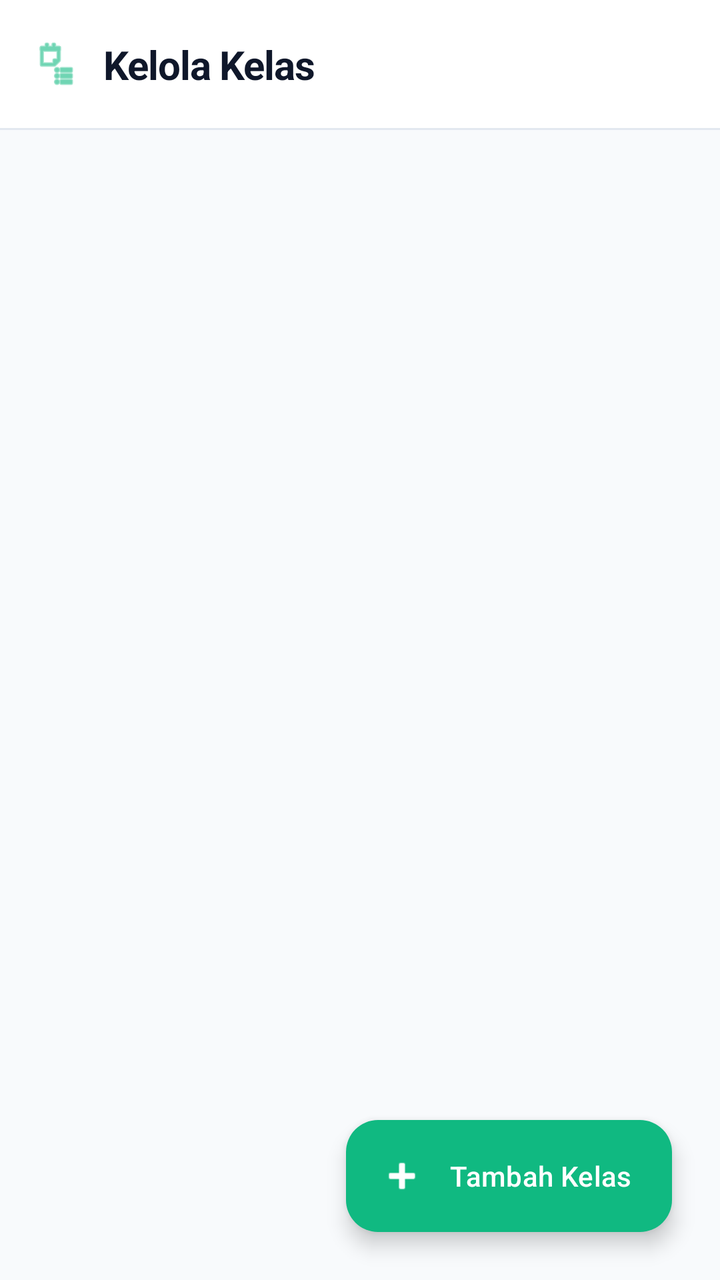
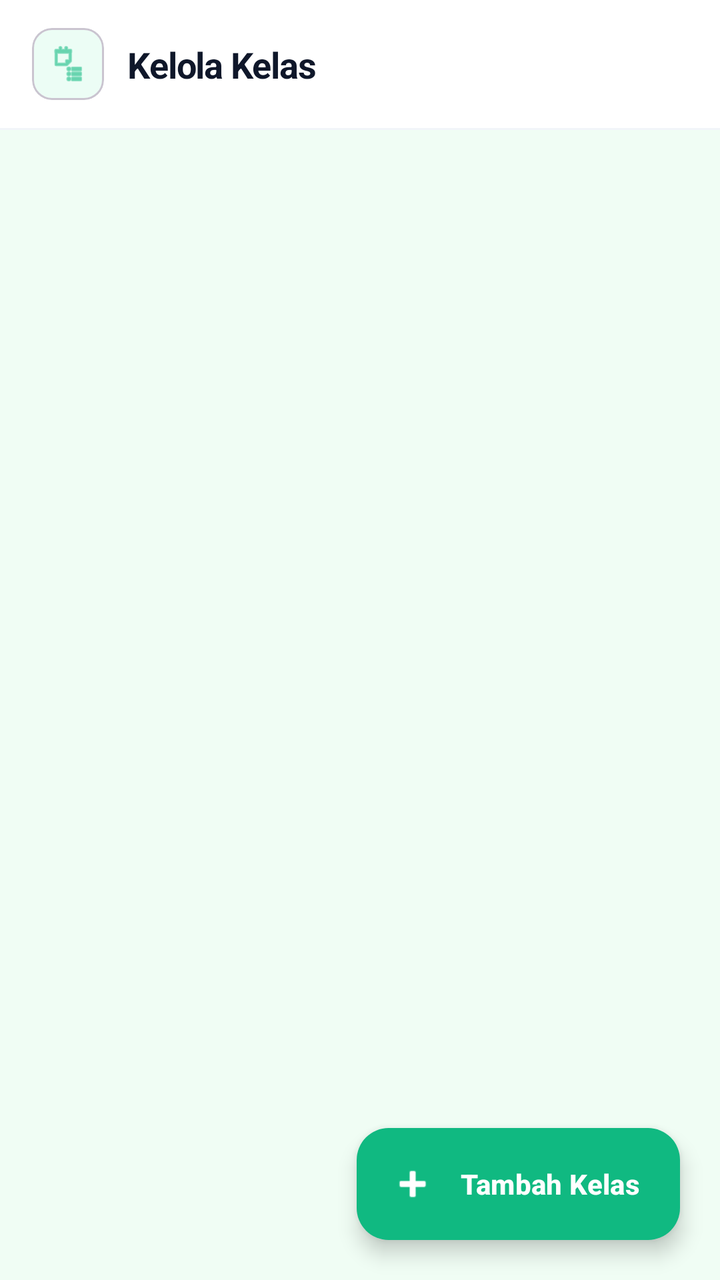

Before-and-after screenshots of an Android layout around one commit, followed by the original layout XML and the change that was made.
<!-- AndroidManifest.xml: application theme Theme.IFUnjaniExam -->
<!-- res/layout/activity_admin_manage_class.xml -->
<?xml version="1.0" encoding="utf-8"?>
<androidx.constraintlayout.widget.ConstraintLayout xmlns:android="http://schemas.android.com/apk/res/android"
    xmlns:app="http://schemas.android.com/apk/res-auto"
    android:layout_width="match_parent"
    android:layout_height="match_parent"
    android:background="#F8FAFC">

    <com.google.android.material.appbar.AppBarLayout
        android:id="@+id/appBarLayout"
        android:layout_width="match_parent"
        android:layout_height="wrap_content"
        app:elevation="0dp"
        android:background="#FFFFFF"
        app:layout_constraintTop_toTopOf="parent">

        <androidx.constraintlayout.widget.ConstraintLayout
            android:id="@+id/topBar"
            android:layout_width="match_parent"
            android:layout_height="?attr/actionBarSize">

            <ImageView
                android:id="@+id/ivIcon"
                android:layout_width="24dp"
                android:layout_height="24dp"
                android:layout_marginStart="16dp"
                android:src="@android:drawable/ic_menu_agenda"
                app:tint="#10B981"
                app:layout_constraintBottom_toBottomOf="parent"
                app:layout_constraintStart_toStartOf="parent"
                app:layout_constraintTop_toTopOf="parent" />

            <TextView
                android:id="@+id/tvHeaderTitle"
                android:layout_width="wrap_content"
                android:layout_height="wrap_content"
                android:layout_marginStart="12dp"
                android:text="Kelola Kelas"
                android:textColor="#0F172A"
                android:textSize="20sp"
                android:textStyle="bold"
                android:letterSpacing="-0.02"
                app:layout_constraintBottom_toBottomOf="parent"
                app:layout_constraintStart_toEndOf="@id/ivIcon"
                app:layout_constraintTop_toTopOf="parent" />
        </androidx.constraintlayout.widget.ConstraintLayout>

        <View
            android:layout_width="match_parent"
            android:layout_height="1dp"
            android:background="#E2E8F0" />
    </com.google.android.material.appbar.AppBarLayout>

    <androidx.recyclerview.widget.RecyclerView
        android:id="@+id/rvClasses"
        android:layout_width="match_parent"
        android:layout_height="0dp"
        android:paddingTop="8dp"
        android:paddingBottom="100dp"
        android:clipToPadding="false"
        app:layout_constraintTop_toBottomOf="@id/appBarLayout"
        app:layout_constraintBottom_toBottomOf="parent" />

    <com.google.android.material.floatingactionbutton.ExtendedFloatingActionButton
        android:id="@+id/fabAddClass"
        android:layout_width="wrap_content"
        android:layout_height="wrap_content"
        android:layout_margin="24dp"
        android:text="Tambah Kelas"
        app:icon="@android:drawable/ic_input_add"
        android:textColor="#FFFFFF"
        app:iconTint="#FFFFFF"
        app:backgroundTint="#10B981"
        app:elevation="4dp"
        app:layout_constraintBottom_toBottomOf="parent"
        app:layout_constraintEnd_toEndOf="parent" />

    <ProgressBar
        android:id="@+id/progressBar"
        android:layout_width="wrap_content"
        android:layout_height="wrap_content"
        android:visibility="gone"
        android:indeterminateTint="#10B981"
        app:layout_constraintTop_toTopOf="parent"
        app:layout_constraintBottom_toBottomOf="parent"
        app:layout_constraintStart_toStartOf="parent"
        app:layout_constraintEnd_toEndOf="parent" />

</androidx.constraintlayout.widget.ConstraintLayout>
<!-- resources referenced by this layout -->
<resources>
  <style name="Theme.IFUnjaniExam" parent="Base.Theme.IFUnjaniExam" />
  <style name="Base.Theme.IFUnjaniExam" parent="Theme.Material3.DayNight.NoActionBar">
          
          
      </style>
</resources>

<!-- the commit's change to res/layout/activity_admin_manage_class.xml (unified diff, before → after) -->
@@ -3,7 +3,7 @@
     xmlns:app="http://schemas.android.com/apk/res-auto"
     android:layout_width="match_parent"
     android:layout_height="match_parent"
-    android:background="#F8FAFC">
+    android:background="#F0FDF4">
 
     <com.google.android.material.appbar.AppBarLayout
         android:id="@+id/appBarLayout"
@@ -18,16 +18,26 @@
             android:layout_width="match_parent"
             android:layout_height="?attr/actionBarSize">
 
-            <ImageView
-                android:id="@+id/ivIcon"
-                android:layout_width="24dp"
-                android:layout_height="24dp"
+            <com.google.android.material.card.MaterialCardView
+                android:id="@+id/iconBox"
+                android:layout_width="36dp"
+                android:layout_height="36dp"
                 android:layout_marginStart="16dp"
-                android:src="@android:drawable/ic_menu_agenda"
-                app:tint="#10B981"
+                app:cardCornerRadius="10dp"
+                app:cardElevation="0dp"
+                app:cardBackgroundColor="#ECFDF5"
                 app:layout_constraintBottom_toBottomOf="parent"
                 app:layout_constraintStart_toStartOf="parent"
-                app:layout_constraintTop_toTopOf="parent" />
+                app:layout_constraintTop_toTopOf="parent">
+
+                <ImageView
+                    android:id="@+id/ivIcon"
+                    android:layout_width="20dp"
+                    android:layout_height="20dp"
+                    android:layout_gravity="center"
+                    android:src="@android:drawable/ic_menu_agenda"
+                    app:tint="#10B981" />
+            </com.google.android.material.card.MaterialCardView>
 
             <TextView
                 android:id="@+id/tvHeaderTitle"
@@ -36,18 +46,18 @@
                 android:layout_marginStart="12dp"
                 android:text="Kelola Kelas"
                 android:textColor="#0F172A"
-                android:textSize="20sp"
+                android:textSize="18sp"
                 android:textStyle="bold"
                 android:letterSpacing="-0.02"
                 app:layout_constraintBottom_toBottomOf="parent"
-                app:layout_constraintStart_toEndOf="@id/ivIcon"
+                app:layout_constraintStart_toEndOf="@id/iconBox"
                 app:layout_constraintTop_toTopOf="parent" />
         </androidx.constraintlayout.widget.ConstraintLayout>
 
         <View
             android:layout_width="match_parent"
             android:layout_height="1dp"
-            android:background="#E2E8F0" />
+            android:background="#F1F5F9" />
     </com.google.android.material.appbar.AppBarLayout>
 
     <androidx.recyclerview.widget.RecyclerView
@@ -64,13 +74,15 @@
         android:id="@+id/fabAddClass"
         android:layout_width="wrap_content"
         android:layout_height="wrap_content"
-        android:layout_margin="24dp"
+        android:layout_margin="20dp"
         android:text="Tambah Kelas"
         app:icon="@android:drawable/ic_input_add"
         android:textColor="#FFFFFF"
+        android:textStyle="bold"
         app:iconTint="#FFFFFF"
         app:backgroundTint="#10B981"
         app:elevation="4dp"
+        app:cornerRadius="16dp"
         app:layout_constraintBottom_toBottomOf="parent"
         app:layout_constraintEnd_toEndOf="parent" />
 
